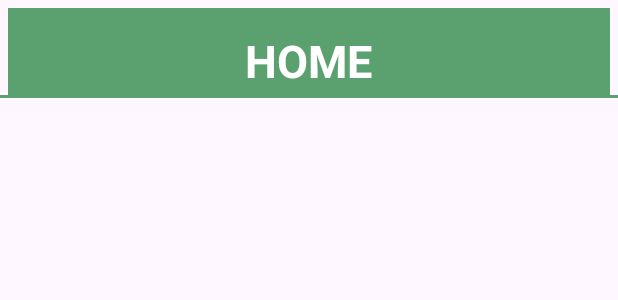
After one commit to mrpascal1/MicroBloggingApp, an Android app: the layout fragment_home.xml on its own in the app's theme, with its tools: preview values and no code run, on a phone screen of 412 x 824 dp. The commit adds this screen. Shown: the top 300 px of the screen. Run offline under Robolectric (Android 15) with nearby library versions, the phone set to English and light mode, and no system bars.

Commit message:
Added HomeFragment & divider

```diff
--- /dev/null
+++ b/app/src/main/res/layout/fragment_home.xml
@@ -0,0 +1,36 @@
+<?xml version="1.0" encoding="utf-8"?>
+<RelativeLayout xmlns:android="http://schemas.android.com/apk/res/android"
+    xmlns:tools="http://schemas.android.com/tools"
+    android:layout_width="match_parent"
+    android:layout_height="match_parent"
+    tools:context=".HomeFragment">
+
+    <!-- TODO: Update blank fragment layout -->
+    <View
+        android:id="@+id/home"
+        android:layout_width="wrap_content"
+        android:layout_height="60dp"
+        android:layout_marginStart="5dp"
+        android:layout_marginTop="5dp"
+        android:layout_marginEnd="5dp"
+        android:background="#5BA06F" />
+    <View
+        android:id="@+id/midhat"
+        android:layout_width="match_parent"
+        android:layout_height="2dp"
+        android:background="#5BA06F"
+        android:layout_alignBottom="@id/home"/>
+    <TextView
+        android:layout_width="wrap_content"
+        android:layout_height="wrap_content"
+        android:text="HOME"
+        android:textColor="#FFFFFF"
+        android:layout_centerHorizontal="true"
+        android:layout_marginTop="20dp"
+        android:textSize="30sp"
+        android:textStyle="bold"
+        />
+
+
+
+</RelativeLayout>
--- a/app/src/main/res/values/strings.xml
+++ b/app/src/main/res/values/strings.xml
@@ -1,3 +1,5 @@
 <resources>
     <string name="app_name">MicroBloggingApp</string>
+    <!-- TODO: Remove or change this placeholder text -->
+    <string name="hello_blank_fragment">Hello blank fragment</string>
 </resources>
```
Also changed, not shown: app/src/main/java/com/heuristic/microbloggingapp/HomeFragment.java (added, +64 -0 lines).
